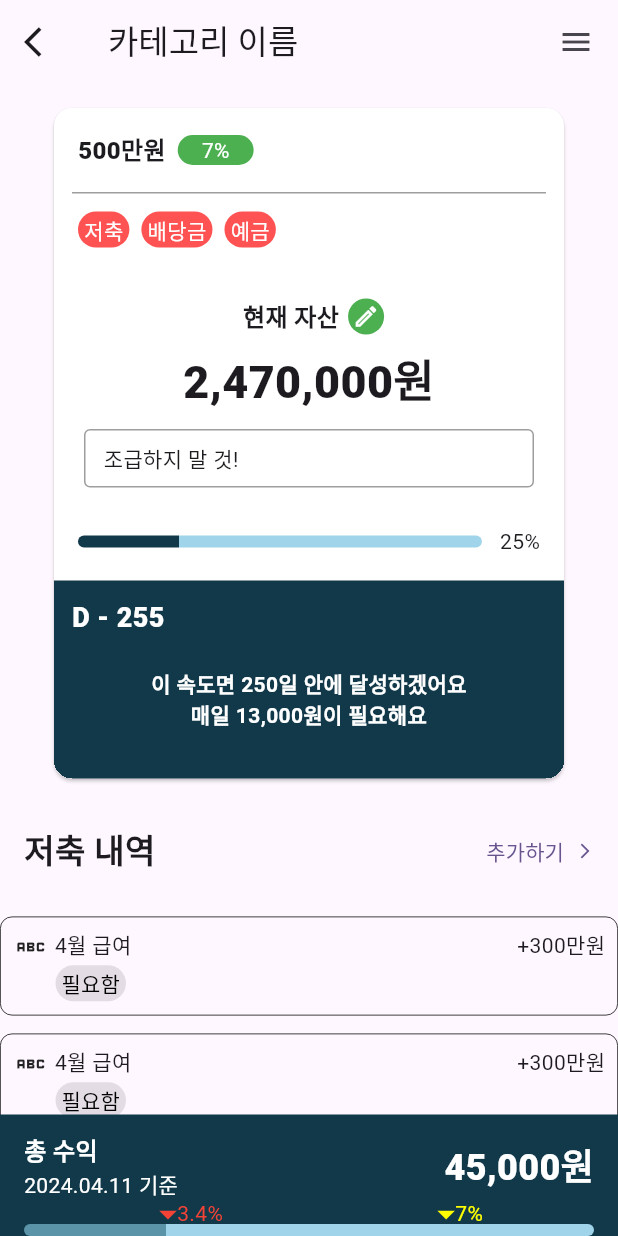
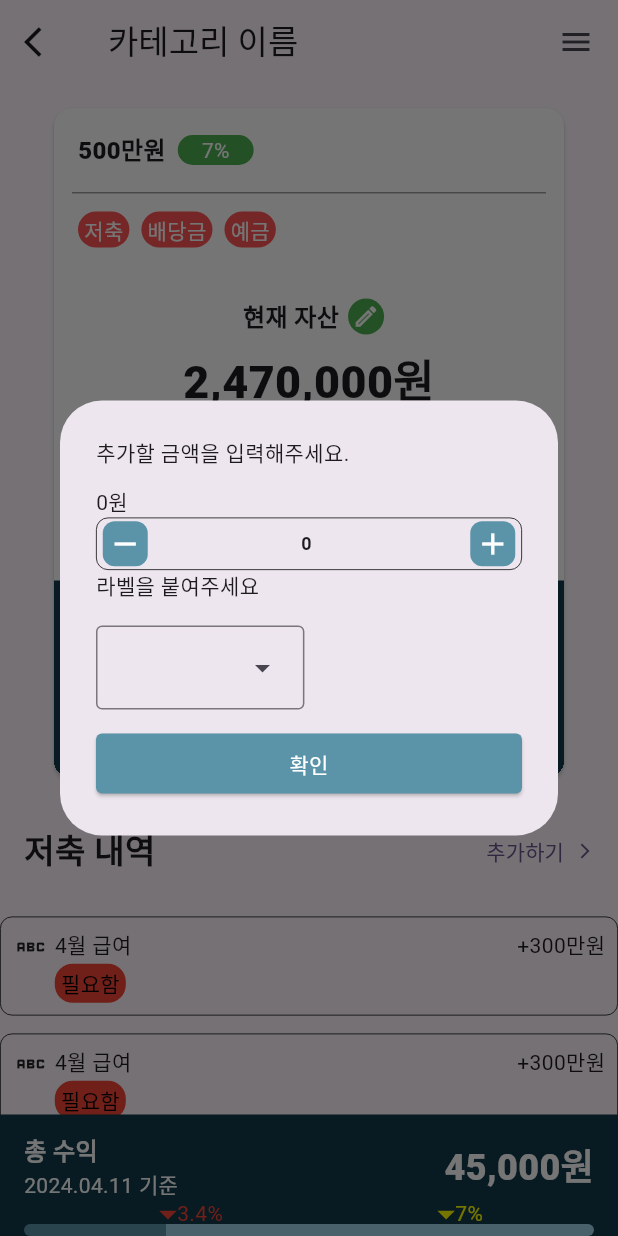
Before and after one commit to three523/devu, a Flutter app: the DetailAssetPage screen opened directly, after a tap on "추가하기", on a phone screen of 412 x 824 dp. Run offline on Flutter 3.47's test engine with Material 3 defaults, Android fonts, the phone set to English and light mode, and no system bars; our stand-ins replace dotted_border, flutter_bloc, hive, hive_flutter, month_picker_dialog and 1 more; missing offline and left inert: dart:ffi; accounts and stored records are empty.

Commit message:
[Feat] 숫자를 업데이트하는 위젯 구현, 숫자가 만,억 단위로 뜨도록하는 formatToKoreanNumber메서드 구현

```diff
--- a/lib/page/detail_asset_page.dart
+++ b/lib/page/detail_asset_page.dart
@@ -1,9 +1,12 @@
 import 'dart:ffi';
 
 import 'package:devu_app/data/resource.dart';
+import 'package:devu_app/utils/extenstion.dart';
 import 'package:devu_app/utils/trianglePainter.dart';
+import 'package:devu_app/utils/utils.dart';
 import 'package:devu_app/widget/asset_detail_card.dart';
 import 'package:devu_app/widget/income_card.dart';
+import 'package:devu_app/widget/number_update_widget.dart';
 import 'package:flutter/cupertino.dart';
 import 'package:flutter/material.dart';
 import 'package:flutter/widgets.dart';
@@ -48,11 +51,32 @@ class _DetailAssetPageState extends State<DetailAssetPage> {
               itemBuilder: (BuildContext context) => <PopupMenuEntry<MenuType>>[
                 const PopupMenuItem<MenuType>(
                   value: MenuType.update,
-                  child: Text('수정하기'),
+                  child: Row(
+                    children: [
+                      Icon(
+                        Icons.edit,
+                        size: 20,
+                      ),
+                      Text('수정하기'),
+                    ],
+                  ),
                 ),
                 const PopupMenuItem<MenuType>(
                   value: MenuType.delete,
-                  child: Text('삭제하기'),
+                  child: Row(
+                    crossAxisAlignment: CrossAxisAlignment.center,
+                    children: [
+                      Icon(
+                        Icons.delete,
+                        size: 20,
+                        color: Colors.red,
+                      ),
+                      Text(
+                        '삭제하기',
+                        style: TextStyle(color: Colors.red),
+                      ),
+                    ],
+                  ),
                 ),
               ],
               child: Icon(Icons.menu),
@@ -199,7 +223,9 @@ class _DetailAssetPageState extends State<DetailAssetPage> {
                 style: TextStyle(fontSize: 22, fontWeight: FontWeight.w800),
               ),
               TextButton.icon(
-                onPressed: () {},
+                onPressed: () {
+                  showAddIncomeDialog(context, setState);
+                },
                 icon: Text('추가하기'),
                 label: Icon(
                   Icons.arrow_forward_ios,
@@ -217,23 +243,36 @@ class _DetailAssetPageState extends State<DetailAssetPage> {
     );
   }
 
-  void showAddIncomeDialog(BuildContext context) {
+  void showAddIncomeDialog(BuildContext context, Function setState) {
+    int income = 0;
     showDialog(
       context: context,
       builder: (context) {
+        return StatefulBuilder(builder: (context, setState) {
           return Dialog(
             child: Padding(
-            padding: const EdgeInsets.symmetric(horizontal: 12.0),
+              padding: const EdgeInsets.all(24),
               child: Column(
+                mainAxisSize: MainAxisSize.min,
+                crossAxisAlignment: CrossAxisAlignment.start,
                 children: [
                   Text('추가할 금액을 입력해주세요.'),
                   SizedBox(
                     height: 12,
                   ),
                   Column(
+                    crossAxisAlignment: CrossAxisAlignment.stretch,
                     children: [
-                    Text('500만원'),
-                    Text('- 5,000,000 +'),
+                      Text('${formatToKoreanNumber(income)}원'),
+                      NumberUpdateWidget(
+                        10000,
+                        (num) => {
+                          setState(() {
+                            income = num.toInt();
+                          })
+                        },
+                        valueType: ValueType.money,
+                      ),
                     ],
                   ),
                   Text('라벨을 붙여주세요'),
@@ -246,10 +285,17 @@ class _DetailAssetPageState extends State<DetailAssetPage> {
                       DropdownMenuEntry(value: Text(''), label: labelList[1]),
                     ],
                   ),
-                ElevatedButton(
+                  SizedBox(
+                    height: 12.0,
+                  ),
+                  SizedBox(
+                    width: double.infinity,
+                    child: ElevatedButton(
                       style: ElevatedButton.styleFrom(
                           shape: RoundedRectangleBorder(
-                          borderRadius: BorderRadius.circular(12.0))),
+                            borderRadius: BorderRadius.circular(4.0),
+                          ),
+                          backgroundColor: primaryColor),
                       onPressed: () {},
                       child: Text(
                         '확인',
@@ -257,11 +303,13 @@ class _DetailAssetPageState extends State<DetailAssetPage> {
                           color: Colors.white,
                         ),
                       ),
+                    ),
                   )
                 ],
               ),
             ),
           );
+        });
       },
     );
   }
--- a/lib/widget/income_card.dart
+++ b/lib/widget/income_card.dart
@@ -1,4 +1,4 @@
-import 'package:devu_app/widget/label.dart';
+import 'package:devu_app/widget/label_widget.dart';
 import 'package:flutter/material.dart';
 import 'package:flutter/widgets.dart';
 
@@ -36,7 +36,7 @@ class IncomeCard extends StatelessWidget {
                         child: Row(
                           mainAxisSize: MainAxisSize.min,
                           children: [
-                            Label(title: '필요함'),
+                            LabelWidget('필요함', Colors.red),
                           ],
                         ),
                       )
--- a/lib/widget/label.dart
+++ /dev/null
@@ -1,25 +0,0 @@
-import 'package:flutter/material.dart';
-
-class Label extends StatelessWidget {
-  final String title;
-  final Color? backgroundColor;
-
-  const Label({super.key, required this.title, this.backgroundColor});
-
-  @override
-  Widget build(BuildContext context) {
-    // TODO: implement build
-    return ElevatedButton(
-      onPressed: null,
-      style: ElevatedButton.styleFrom(
-        padding: EdgeInsets.symmetric(vertical: 2, horizontal: 4),
-        minimumSize: Size.zero,
-      ),
-      // color: backgroundColor ?? Colors.grey,
-      child: Text(
-        title,
-        style: TextStyle(color: Colors.black),
-      ),
-    );
-  }
-}
--- /dev/null
+++ b/lib/widget/number_update_widget.dart
@@ -0,0 +1,146 @@
+import 'dart:ffi';
+
+import 'package:devu_app/data/resource.dart';
+import 'package:devu_app/utils/extenstion.dart';
+import 'package:flutter/material.dart';
+
+enum ValueType { money, number }
+
+extension ValueTypeExtension on ValueType {
+  String valueToString(num value) {
+    switch (this) {
+      case ValueType.number:
+        return value.toString();
+      case ValueType.money:
+        return value.round().toPriceString();
+    }
+  }
+}
+
+class NumberUpdateWidget extends StatefulWidget {
+  num updateValue;
+  num initValue;
+  final ValueType valueType;
+  Function(num) updatePrice;
+  late num result = initValue;
+
+  NumberUpdateWidget(this.updateValue, this.updatePrice,
+      {num? initValue, ValueType? valueType})
+      : valueType = valueType ?? ValueType.number,
+        initValue = initValue ?? 0;
+
+  @override
+  _NumberUpdateWidgetState createState() => _NumberUpdateWidgetState();
+}
+
+class _NumberUpdateWidgetState extends State<NumberUpdateWidget> {
+  late final _updateValue = widget.updateValue;
+  late final _valueType = widget.valueType;
+  late final updatePrice = widget.updatePrice;
+  late num totalNum = widget.initValue;
+
+  late num previousPrice = widget.initValue;
+  late TextEditingController priceController =
+      TextEditingController(text: _valueType.valueToString(totalNum));
+
+  @override
+  Widget build(BuildContext context) {
+    return Container(
+      decoration: BoxDecoration(
+          border: Border.all(
+            color: Colors.black,
+            width: 0.5,
+          ),
+          borderRadius: BorderRadius.circular(8)),
+      child: Padding(
+        padding: const EdgeInsets.symmetric(horizontal: 4.0, vertical: 2.0),
+        child: Row(
+          children: [
+            Container(
+              width: 30,
+              height: 30,
+              decoration: BoxDecoration(
+                color: primaryColor,
+                borderRadius: BorderRadius.circular(8),
+              ),
+              child: IconButton(
+                  padding: EdgeInsets.zero,
+                  onPressed: () {
+                    setState(() {
+                      if (totalNum < _updateValue) {
+                        totalNum = 0;
+                      } else {
+                        totalNum -= _updateValue;
+                      }
+                      updatePrice(totalNum);
+                      priceController.text = _valueType.valueToString(totalNum);
+                    });
+                  },
+                  icon: Icon(
+                    Icons.remove,
+                    color: Colors.white,
+                  )),
+            ),
+            Expanded(
+              child: TextField(
+                textAlign: TextAlign.center,
+                maxLines: null,
+                style: TextStyle(
+                  fontSize: 12,
+                  fontWeight: FontWeight.w600,
+                ),
+                decoration: InputDecoration(
+                  border: InputBorder.none,
+                  isDense: true,
+                  contentPadding: EdgeInsets.symmetric(vertical: 4.0),
+                ),
+                controller: priceController,
+                onChanged: (value) {
+                  setState(() {
+                    if (value.isEmpty) {
+                      previousPrice = totalNum;
+                      totalNum = 0;
+                    } else {
+                      num newPrice = value.toDouble() ?? totalNum;
+                      previousPrice = totalNum;
+                      totalNum = newPrice;
+                    }
+                    updatePrice(totalNum);
+                    priceController.text = _valueType.valueToString(totalNum);
+                  });
+                },
+                keyboardType: TextInputType.number,
+              ),
+            ),
+            Container(
+              width: 30,
+              height: 30,
+              decoration: BoxDecoration(
+                color: primaryColor,
+                borderRadius: BorderRadius.circular(8),
+              ),
+              child: IconButton(
+                  padding: EdgeInsets.zero,
+                  color: primaryColor,
+                  onPressed: () {
+                    const maxValue = 9223372036854775807;
+                    if (totalNum >= maxValue) {
+                      return;
+                    }
+                    setState(() {
+                      totalNum += _updateValue;
+                      widget.updatePrice(totalNum);
+                      priceController.text = _valueType.valueToString(totalNum);
+                    });
+                  },
+                  icon: Icon(
+                    Icons.add,
+                    color: Colors.white,
+                  )),
+            )
+          ],
+        ),
+      ),
+    );
+  }
+}
```
Also changed, not shown: lib/data/model/label.dart (added, +8 -0 lines), lib/utils/extenstion.dart (+18 -1 lines), lib/utils/utils.dart (+15 -1 lines), lib/widget/money_update_widget.dart (deleted, +0 -116 lines). Lines whose indentation alone changed are shown as unchanged.
